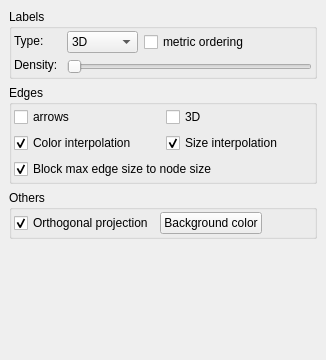
First picture: the form in library/tulip-qt/designer/RenderingParametersDialog.ui, repository vadivelselvaraj/TulipGLImprovement, before the edit.
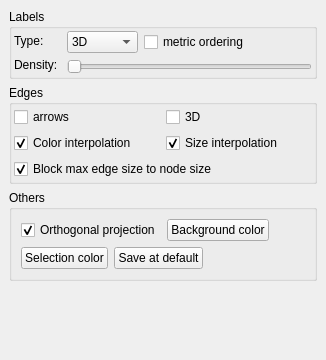
Second picture: the form after the edit.

Commit message: - Change selection color modifier system   - now we can whange the selection color in RenderingParametersDialog   - we remove the selection color in PreferenceManager

Diff of the .ui file:
```diff
--- a/library/tulip-qt/designer/RenderingParametersDialog.ui
+++ b/library/tulip-qt/designer/RenderingParametersDialog.ui
@@ -12,17 +12,9 @@
   <property name="windowTitle" >
    <string>Form</string>
   </property>
-  <layout class="QGridLayout" >
-   <property name="margin" >
-    <number>9</number>
-   </property>
-   <property name="spacing" >
-    <number>6</number>
-   </property>
-   <item row="0" column="0" >
     <layout class="QVBoxLayout" >
      <property name="margin" >
-      <number>0</number>
+    <number>9</number>
      </property>
      <property name="spacing" >
       <number>6</number>
@@ -356,17 +348,17 @@
        <property name="title" >
         <string>Others</string>
        </property>
-       <layout class="QGridLayout" >
+     <layout class="QVBoxLayout" >
         <property name="margin" >
-         <number>0</number>
+       <number>9</number>
         </property>
         <property name="spacing" >
          <number>6</number>
         </property>
-        <item row="0" column="0" >
+      <item>
          <layout class="QHBoxLayout" >
           <property name="margin" >
-           <number>2</number>
+         <number>0</number>
           </property>
           <property name="spacing" >
            <number>6</number>
@@ -410,12 +402,46 @@
             <property name="orientation" >
              <enum>Qt::Horizontal</enum>
             </property>
-            <property name="sizeType" >
-             <enum>QSizePolicy::Expanding</enum>
-            </property>
+          <property name="sizeHint" >
+           <size>
+            <width>40</width>
+            <height>20</height>
+           </size>
+          </property>
+         </spacer>
+        </item>
+       </layout>
+      </item>
+      <item>
+       <layout class="QHBoxLayout" >
+        <property name="margin" >
+         <number>0</number>
+        </property>
+        <property name="spacing" >
+         <number>6</number>
+        </property>
+        <item>
+         <widget class="QPushButton" name="selection" >
+          <property name="text" >
+           <string>Selection color</string>
+          </property>
+         </widget>
+        </item>
+        <item>
+         <widget class="QPushButton" name="selectionSaveAtDefault" >
+          <property name="text" >
+           <string>Save at default</string>
+          </property>
+         </widget>
+        </item>
+        <item>
+         <spacer>
+          <property name="orientation" >
+           <enum>Qt::Horizontal</enum>
+          </property>
             <property name="sizeHint" >
              <size>
-              <width>31</width>
+            <width>40</width>
               <height>20</height>
              </size>
             </property>
@@ -440,8 +466,6 @@
       </spacer>
      </item>
     </layout>
-   </item>
-  </layout>
  </widget>
  <resources/>
  <connections>
```
Left out of the diff: 64 changed lines with no effect on the pictures. Lines whose indentation alone changed are shown as unchanged. The commit also changes 9 other files.
